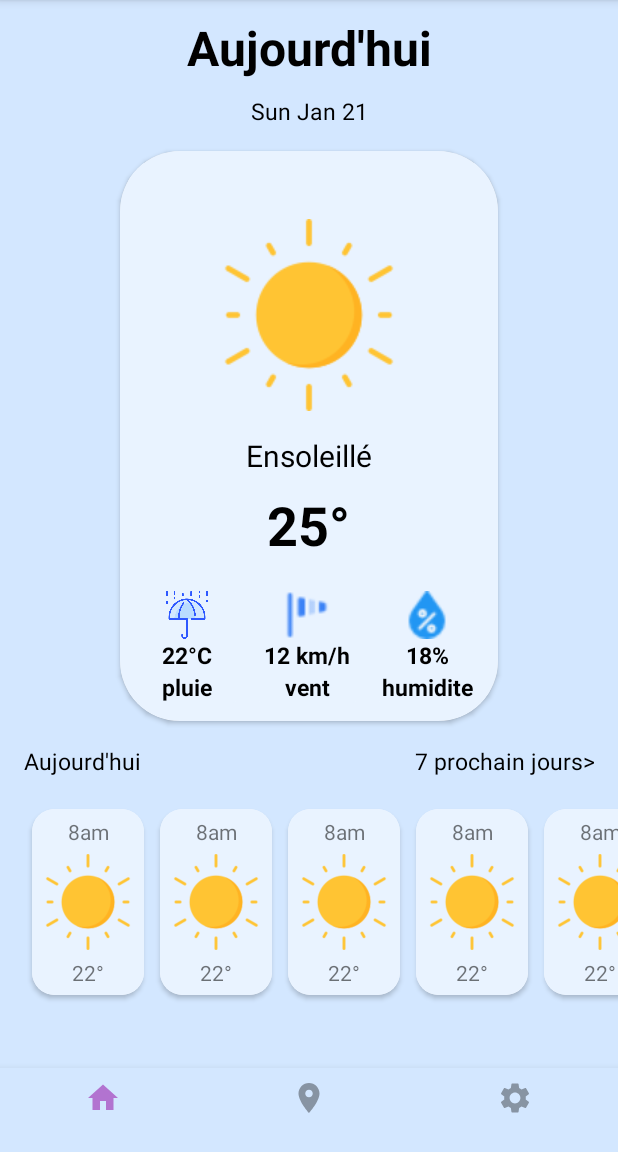
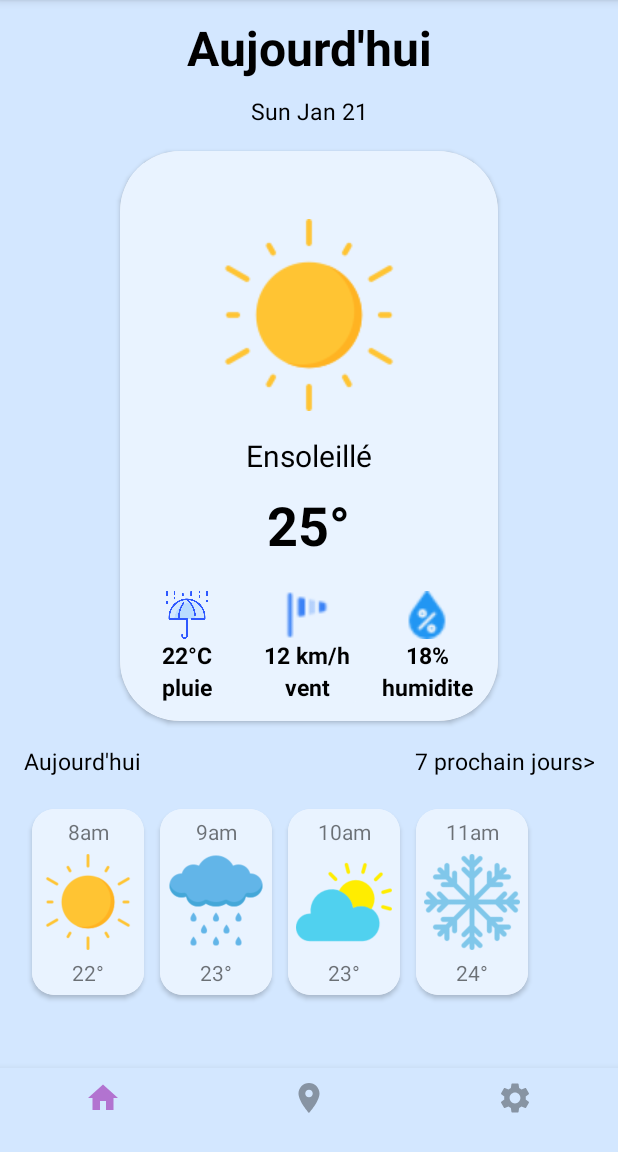
Before and after one commit to hassankh0/application-meteo, an Android app: the screen it shows after launch (MainActivity), on a phone screen of 412 x 824 dp, the part 84-1236 px from its top. Run offline under Robolectric (Android 15) with nearby library versions, the phone set to English and light mode, and no system bars.

Commit message:
done with static data still the dynamic

```diff
--- a/app/src/main/java/com/example/applicationmeteo/MainActivity.kt
+++ b/app/src/main/java/com/example/applicationmeteo/MainActivity.kt
@@ -12,7 +12,7 @@ class MainActivity : AppCompatActivity() {
         setContentView(R.layout.activity_main)
     //injecter le fragment
         val transaction = supportFragmentManager.beginTransaction()
-        transaction.replace(R.id.page_container, HomeFragment())
+        transaction.replace(R.id.page_container, HomeFragment(this))
         transaction.addToBackStack(null)
         transaction.commit()
 
--- a/app/src/main/java/com/example/applicationmeteo/adapter/WeatherAdapter.kt
+++ b/app/src/main/java/com/example/applicationmeteo/adapter/WeatherAdapter.kt
@@ -4,13 +4,21 @@ import android.view.LayoutInflater
 import android.view.View
 import android.view.ViewGroup
 import android.widget.ImageView
+import android.widget.TextView
 import androidx.recyclerview.widget.RecyclerView
 import com.example.applicationmeteo.R
+import com.example.applicationmeteo.constant.WeatherCategoryEnum
+import com.example.applicationmeteo.model.WeatherModel
 
-class WeatherAdapter(private val layoutId: Int) : RecyclerView.Adapter<WeatherAdapter.ViewHolder>() {
+class WeatherAdapter(
+    private val weatherList: List<WeatherModel>,
+    private val layoutId: Int
+) : RecyclerView.Adapter<WeatherAdapter.ViewHolder>() {
 
     class ViewHolder(view: View) : RecyclerView.ViewHolder(view) {
-        val weatherItem = view.findViewById<ImageView>(R.id.list_weather)
+        val weatherCategory = view.findViewById<ImageView>(R.id.item_meteo_list_category)
+        val weatherTemperature = view.findViewById<TextView>(R.id.item_meteo_list_temperature)
+        val weatherHour = view.findViewById<TextView>(R.id.item_meteo_list_hour)
     }
 
     override fun onCreateViewHolder(parent: ViewGroup, viewType: Int): ViewHolder {
@@ -21,9 +29,16 @@ class WeatherAdapter(private val layoutId: Int) : RecyclerView.Adapter<WeatherAd
         return ViewHolder(view)
     }
 
-    override fun getItemCount(): Int = 5
+    override fun getItemCount(): Int = weatherList.size
 
     override fun onBindViewHolder(holder: ViewHolder, position: Int) {
-        //TODO
+        val currentWeather = weatherList[position]
+
+        holder.weatherTemperature.text = currentWeather.temperature
+        holder.weatherHour.text = currentWeather.heure
+
+        val weatherCategoryEnum = currentWeather.category
+        val imageResourceId = weatherCategoryEnum.imageResourceId
+        holder.weatherCategory.setImageResource(imageResourceId)
     }
 }
--- /dev/null
+++ b/app/src/main/java/com/example/applicationmeteo/constant/WeatherCategoryEnum.kt
@@ -0,0 +1,29 @@
+package com.example.applicationmeteo.constant
+
+import com.example.applicationmeteo.R
+
+enum class WeatherCategoryEnum(val description: String, val imageResourceId: Int) {
+    ENSOLEILLE("Ensoleillé", R.drawable.sun),
+    PLUVIEUX("Pluvieux", R.drawable.raining),
+    ENNEIGE("Enneigé", R.drawable.snowflake),
+    NUAGEUX("Nuageux", R.drawable.sun_cloud),
+    ORAGEUX("Orageux", R.drawable.orage);
+
+    companion object {
+        fun valueOf(value: WeatherCategoryEnum): WeatherCategoryEnum {
+            return values().firstOrNull { it.description.equals(value.description, ignoreCase = true) }
+                ?: throw IllegalArgumentException("No enum constant for description: ${value.description}")
+        }
+    }
+}
+
+fun mapToWeatherCategory(code: Int): WeatherCategoryEnum {
+    return when (code) {
+        0 -> WeatherCategoryEnum.ENSOLEILLE // Clear sky
+        in listOf(1, 2, 3, 48) -> WeatherCategoryEnum.NUAGEUX // Mainly clear, partly cloudy, and overcast
+        in listOf(61, 63, 65, 66, 67, 80, 81, 82) -> WeatherCategoryEnum.PLUVIEUX // Rain and rain showers
+        in listOf(71, 73, 75, 77, 85, 86) -> WeatherCategoryEnum.ENNEIGE // Snow fall and snow showers
+        in listOf(95, 96, 99) -> WeatherCategoryEnum.ORAGEUX // Thunderstorms
+        else -> WeatherCategoryEnum.ENSOLEILLE // Default to sunny
+    }
+}
--- a/app/src/main/java/com/example/applicationmeteo/fragments/HomeFragment.kt
+++ b/app/src/main/java/com/example/applicationmeteo/fragments/HomeFragment.kt
@@ -7,23 +7,51 @@ import android.view.ViewGroup
 import android.widget.TextView
 import androidx.fragment.app.Fragment
 import androidx.recyclerview.widget.RecyclerView
+import com.example.applicationmeteo.MainActivity
 import com.example.applicationmeteo.R
 import com.example.applicationmeteo.adapter.WeatherAdapter
+import com.example.applicationmeteo.constant.WeatherCategoryEnum
+import com.example.applicationmeteo.model.WeatherModel
 import java.text.SimpleDateFormat
 import java.util.Calendar
 import java.util.Locale
 
-class HomeFragment : Fragment() {
+class HomeFragment(
+    private val context: MainActivity
+) : Fragment() {
 
     override fun onCreateView(
         inflater: LayoutInflater,
         container: ViewGroup?,
         savedInstanceState: Bundle?
     ): View? {
-        val view = inflater.inflate(R.layout.fragment_home , container, false)
+        val view = inflater.inflate(R.layout.fragment_home, container, false)
         val horizontalRecyclerView = view.findViewById<RecyclerView>(R.id.list_weather)
 
-        horizontalRecyclerView.adapter = WeatherAdapter(R.layout.item_meteo_list)
+        val weatherList = arrayListOf(
+            WeatherModel(
+                category = WeatherCategoryEnum.ENSOLEILLE,
+                temperature = "22" + "°",
+                heure = "8am"
+            ),
+            WeatherModel(
+                category = WeatherCategoryEnum.PLUVIEUX,
+                temperature = "23" + "°",
+                heure = "9am"
+            ),
+            WeatherModel(
+                category = WeatherCategoryEnum.NUAGEUX,
+                temperature = "23" + "°",
+                heure = "10am"
+            ),
+            WeatherModel(
+                category = WeatherCategoryEnum.ENNEIGE,
+                temperature = "24" + "°",
+                heure = "11am"
+            )
+        )
+
+        horizontalRecyclerView.adapter = WeatherAdapter(weatherList, R.layout.item_meteo_list)
 
         // Get the current date TextView
         val dateTextView: TextView = view.findViewById(R.id.dateTextView)
--- /dev/null
+++ b/app/src/main/java/com/example/applicationmeteo/model/WeatherModel.kt
@@ -0,0 +1,12 @@
+package com.example.applicationmeteo.model
+
+import com.example.applicationmeteo.constant.WeatherCategoryEnum
+
+class WeatherModel(
+    val category: WeatherCategoryEnum = WeatherCategoryEnum.ENNEIGE,
+    val temperature: String = "25°",
+    val pluie: String = "22",
+    val vent: String = "12",
+    val humidite: String = "18",
+    val heure: String = "8am"
+)
--- a/app/src/main/res/layout/item_meteo_list.xml
+++ b/app/src/main/res/layout/item_meteo_list.xml
@@ -14,6 +14,7 @@
 
 
     <TextView
+        android:id="@+id/item_meteo_list_hour"
         android:layout_width="match_parent"
         android:layout_height="wrap_content"
         android:layout_margin="5dp"
@@ -22,6 +23,7 @@
         />
 
     <ImageView
+        android:id="@+id/item_meteo_list_category"
         android:layout_width="64dp"
         android:layout_height="64dp"
         android:layout_marginHorizontal="5dp"
@@ -29,6 +31,7 @@
         android:src="@drawable/sun" />
 
     <TextView
+        android:id="@+id/item_meteo_list_temperature"
         android:layout_width="match_parent"
         android:layout_height="wrap_content"
         android:layout_margin="5dp"
--- a/app/src/main/res/values/strings.xml
+++ b/app/src/main/res/values/strings.xml
@@ -1,9 +1,11 @@
 <resources>
     <string name="app_name">Application meteo</string>
     <string name="soleil">Ensoleillé</string>
-    <string name="pluie">Pluveux</string>
+    <string name="pluie">Pluvieux</string>
     <string name="neige">Enneigé</string>
     <string name="orage">Orageux</string>
+    <string name="nuage">Nuageux</string>
+
     <string name="search">Rechercher une ville</string>
     <string name="aujourdhui">Aujourd\'hui</string>
 
```
